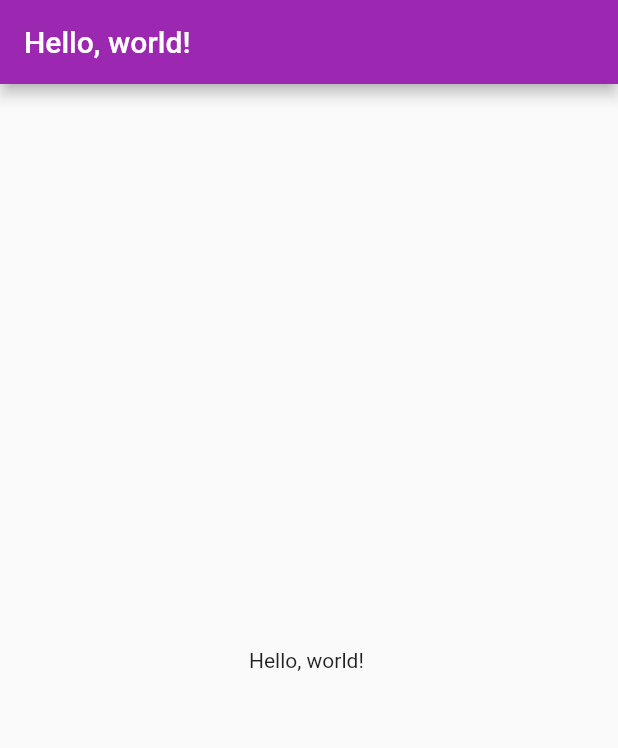
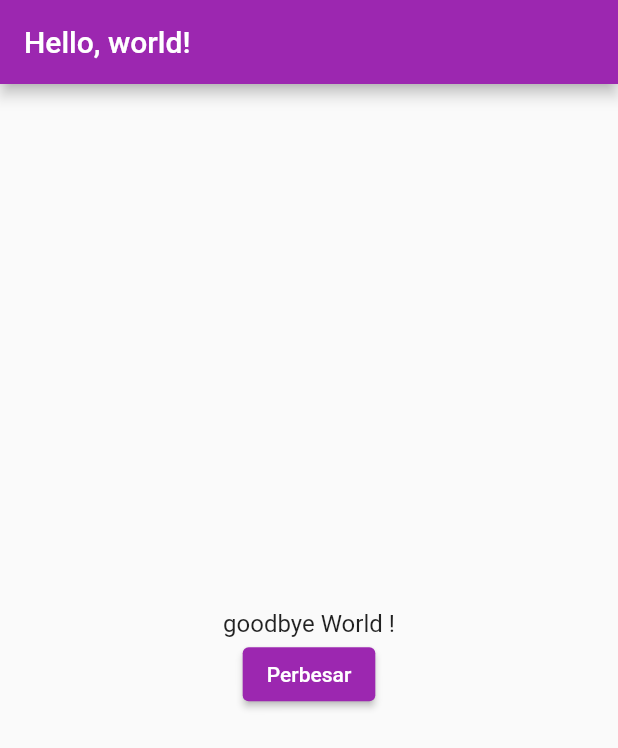
Before and after one commit to LeToyek/Flutter-Project, a Flutter app: the screen it shows after launch, on a phone screen of 412 x 824 dp. Shown: the top 748 px of the screen. Run offline on Flutter 3.47's test engine with Material 2 defaults, Android fonts, the phone set to English and light mode, and no system bars.

Commit message:
making simple button

```diff
--- a/commencer/lib/main.dart
+++ b/commencer/lib/main.dart
@@ -17,9 +17,61 @@ class MyApp extends StatelessWidget {
           title: Text('Hello, world!'),
         ),
         body: Center(
-          child: Text('Hello, world! '),
+          child: BiggerText(
+            text: 'goodbye World !',
+          ),
         ),
       ),
     );
   }
 }
+
+class Heading extends StatelessWidget {
+  final String text;
+
+  Heading({required this.text});
+
+  @override
+  Widget build(BuildContext context) {
+    return Text(
+      text,
+      style: TextStyle(
+        fontSize: 24.0,
+        fontWeight: FontWeight.bold,
+      ),
+    );
+  }
+}
+
+class BiggerText extends StatefulWidget {
+  final String text;
+
+  const BiggerText({required this.text});
+  @override
+  _BiggerTextState createState() => _BiggerTextState();
+}
+
+class _BiggerTextState extends State<BiggerText> {
+  double _textSize = 16;
+
+  @override
+  Widget build(BuildContext context) {
+    return Column(
+      mainAxisAlignment: MainAxisAlignment.center,
+      children: <Widget>[
+        Text(
+          widget.text,
+          style: TextStyle(fontSize: _textSize),
+        ),
+        ElevatedButton(
+          child: Text("Perbesar"),
+          onPressed: () {
+            setState(() {
+              _textSize = _textSize + 2;
+            });
+          },
+        )
+      ],
+    );
+  }
+}
```
